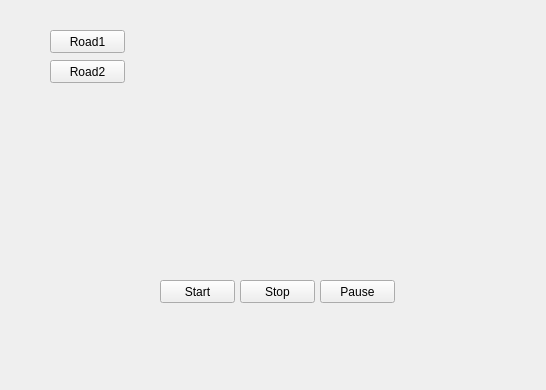
First picture: the form in mainwindow.ui, repository xdexst/8.2, before the edit; both pictures show x 0 to 546 and y 210 to 600 of the 800 by 600 pixel window.
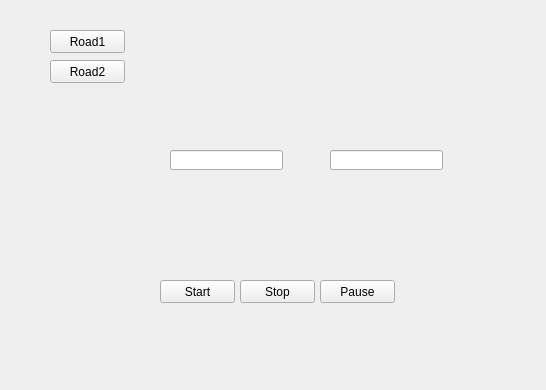
Second picture: the form after the edit.

Commit message: Добавление полей ввода ширины и длины дороги

```diff
--- a/mainwindow.ui
+++ b/mainwindow.ui
@@ -79,6 +79,26 @@
      <string>Road2</string>
     </property>
    </widget>
+   <widget class="QLineEdit" name="lineEditLength">
+    <property name="geometry">
+     <rect>
+      <x>330</x>
+      <y>360</y>
+      <width>113</width>
+      <height>20</height>
+     </rect>
+    </property>
+   </widget>
+   <widget class="QLineEdit" name="lineEditWidth">
+    <property name="geometry">
+     <rect>
+      <x>170</x>
+      <y>360</y>
+      <width>113</width>
+      <height>20</height>
+     </rect>
+    </property>
+   </widget>
   </widget>
   <widget class="QMenuBar" name="menubar">
    <property name="geometry">
```
The commit also changes 2 other files.
